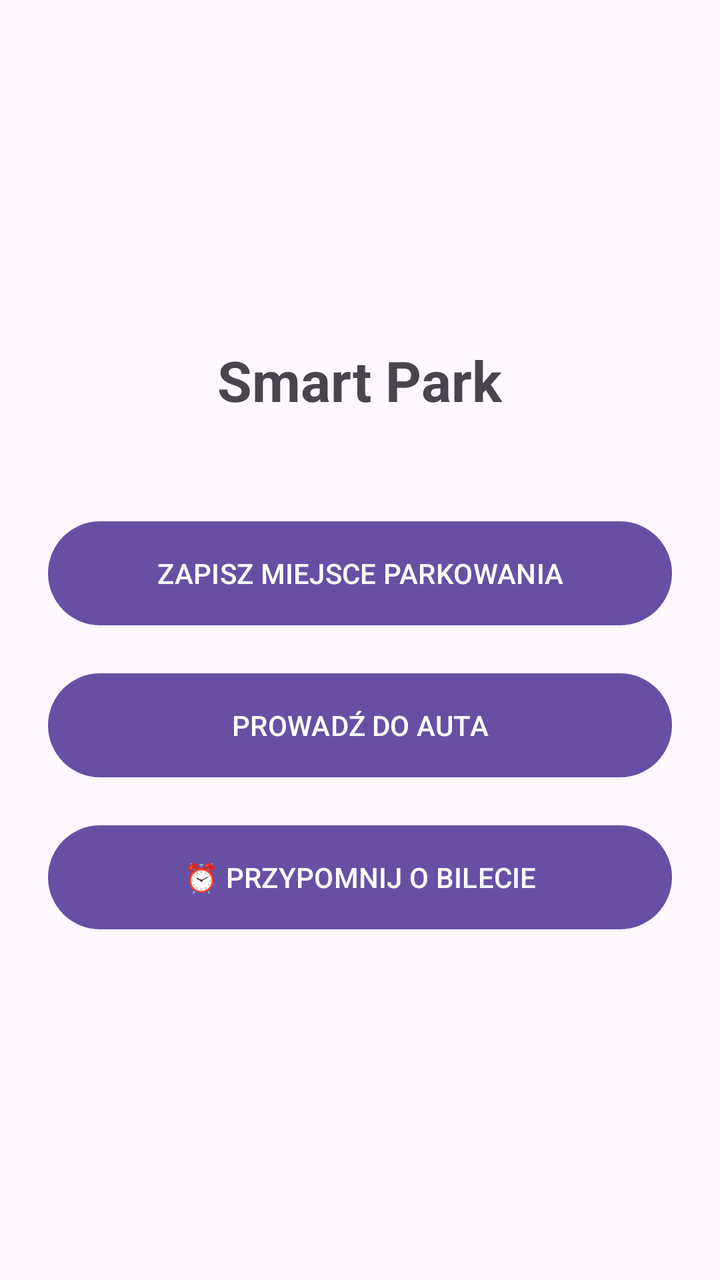
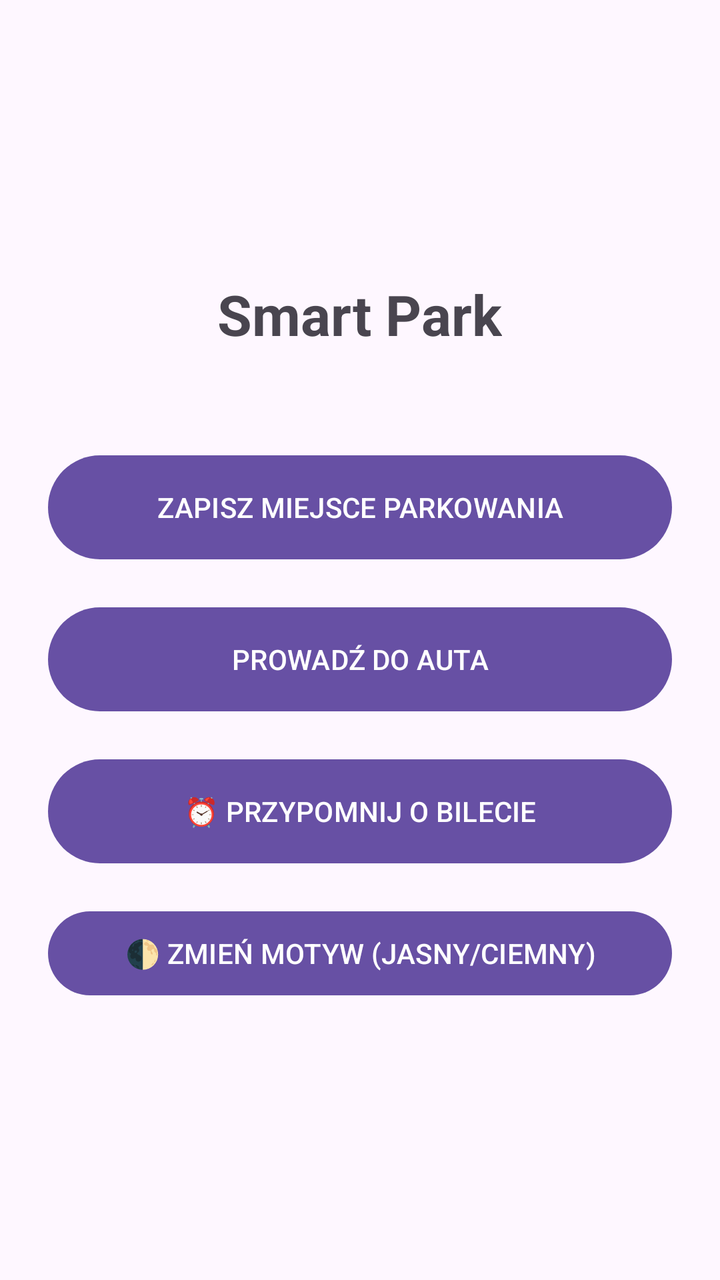

The first picture is an Android layout as it rendered before a commit; the second is the same layout after the commit. The layout source and the unified diff follow.
<!-- AndroidManifest.xml: application theme Theme.Park -->
<!-- res/layout/activity_main.xml -->
<?xml version="1.0" encoding="utf-8"?>
<FrameLayout xmlns:android="http://schemas.android.com/apk/res/android"
    android:layout_width="match_parent"
    android:layout_height="match_parent">

    
    <LinearLayout
        android:id="@+id/layoutMenu"
        android:layout_width="match_parent"
        android:layout_height="match_parent"
        android:orientation="vertical"
        android:gravity="center"
        android:padding="24dp">

        <TextView
            android:layout_width="wrap_content"
            android:layout_height="wrap_content"
            android:text="Smart Park"
            android:textSize="28sp"
            android:textStyle="bold"
            android:layout_marginBottom="48dp"/>

        <Button
            android:id="@+id/btnMenuSave"
            android:layout_width="match_parent"
            android:layout_height="60dp"
            android:text="ZAPISZ MIEJSCE PARKOWANIA"
            android:layout_marginBottom="16dp"/>

        <Button
            android:id="@+id/btnMenuNavigate"
            android:layout_width="match_parent"
            android:layout_height="60dp"
            android:text="PROWADŹ DO AUTA"/>

        <Button
            android:id="@+id/btnSetTicket"
            android:layout_width="match_parent"
            android:layout_height="60dp"
            android:text="⏰ PRZYPOMNIJ O BILECIE"
            android:layout_marginTop="16dp"/>
    </LinearLayout>

    
    <LinearLayout
        android:id="@+id/layoutSave"
        android:layout_width="match_parent"
        android:layout_height="match_parent"
        android:orientation="vertical"
        android:gravity="center"
        android:padding="24dp"
        android:visibility="gone">

        <TextView
            android:id="@+id/tvStatusSave"
            android:layout_width="wrap_content"
            android:layout_height="wrap_content"
            android:text="Czekam na sygnał GPS..."
            android:textSize="18sp"
            android:textAlignment="center"
            android:layout_marginBottom="24dp"/>

        <ImageView
            android:id="@+id/ivParkedCar"
            android:layout_width="250dp"
            android:layout_height="250dp"
            android:layout_marginBottom="16dp"
            android:scaleType="centerCrop"
            android:visibility="gone"/>

        <Button
            android:id="@+id/btnTakePhoto"
            android:layout_width="match_parent"
            android:layout_height="50dp"
            android:text="📷 ZRÓB ZDJĘCIE OTOCZENIA"
            android:layout_marginBottom="16dp"
            android:visibility="gone"/>

        <Button
            android:id="@+id/btnBackFromSave"
            android:layout_width="match_parent"
            android:layout_height="50dp"
            android:text="POWRÓT DO MENU"/>
    </LinearLayout>

    
    <LinearLayout
        android:id="@+id/layoutNavigate"
        android:layout_width="match_parent"
        android:layout_height="match_parent"
        android:orientation="vertical"
        android:gravity="center"
        android:padding="24dp"
        android:visibility="gone">

        <TextView
            android:layout_width="wrap_content"
            android:layout_height="wrap_content"
            android:text="Kieruj się w stronę strzałki:"
            android:textSize="18sp"
            android:textAlignment="center"/>

        <TextView
            android:id="@+id/tvDistance"
            android:layout_width="wrap_content"
            android:layout_height="wrap_content"
            android:text="Odległość: 0 m"
            android:textSize="24sp"
            android:textStyle="bold"
            android:layout_marginTop="16dp"/>

        <TextView
            android:id="@+id/tvArrow"
            android:layout_width="wrap_content"
            android:layout_height="wrap_content"
            android:text="⬆"
            android:textSize="120sp"
            android:layout_marginTop="16dp"/>

        <ImageView
            android:id="@+id/ivNavParkedCar"
            android:layout_width="150dp"
            android:layout_height="150dp"
            android:layout_marginTop="16dp"
            android:scaleType="centerCrop"
            android:visibility="gone"/>

        
        <Button
            android:id="@+id/btnOpenGoogleMaps"
            android:layout_width="match_parent"
            android:layout_height="50dp"
            android:text="🗺️ OTWÓRZ W GOOGLE MAPS"
            android:layout_marginTop="24dp"/>

        <Button
            android:id="@+id/btnBackFromNavigate"
            android:layout_width="match_parent"
            android:layout_height="50dp"
            android:text="ZAKOŃCZ I WRÓĆ DO MENU"
            android:layout_marginTop="12dp"/>
    </LinearLayout>

    
    <FrameLayout
        android:id="@+id/layoutFullscreen"
        android:layout_width="match_parent"
        android:layout_height="match_parent"
        android:background="#FF000000"
        android:visibility="gone">

        <ImageView
            android:id="@+id/ivFullscreen"
            android:layout_width="match_parent"
            android:layout_height="match_parent"
            android:scaleType="fitCenter" />

        <Button
            android:id="@+id/btnCloseFullscreen"
            android:layout_width="wrap_content"
            android:layout_height="wrap_content"
            android:text="ZAMKNIJ"
            android:layout_gravity="top|end"
            android:layout_margin="16dp"/>
    </FrameLayout>

</FrameLayout>
<!-- resources referenced by this layout -->
<resources>
  <style name="Theme.Park" parent="Base.Theme.Park" />
  <style name="Base.Theme.Park" parent="Theme.Material3.DayNight.NoActionBar">
          
          
      </style>
</resources>

<!-- the commit's change to res/layout/activity_main.xml (unified diff, before → after) -->
@@ -39,6 +39,13 @@
             android:layout_height="60dp"
             android:text="⏰ PRZYPOMNIJ O BILECIE"
             android:layout_marginTop="16dp"/>
+
+        <Button
+            android:id="@+id/btnToggleTheme"
+            android:layout_width="match_parent"
+            android:layout_height="50dp"
+            android:text="🌓 ZMIEŃ MOTYW (JASNY/CIEMNY)"
+            android:layout_marginTop="16dp"/>
     </LinearLayout>
 
     
@@ -77,6 +84,14 @@
             android:visibility="gone"/>
 
         <Button
+            android:id="@+id/btnAddNote"
+            android:layout_width="match_parent"
+            android:layout_height="50dp"
+            android:text="📝 DODAJ NOTATKĘ (NP. PIĘTRO)"
+            android:layout_marginBottom="16dp"
+            android:visibility="gone"/>
+
+        <Button
             android:id="@+id/btnBackFromSave"
             android:layout_width="match_parent"
             android:layout_height="50dp"
@@ -108,6 +123,16 @@
             android:textSize="24sp"
             android:textStyle="bold"
             android:layout_marginTop="16dp"/>
+
+        <TextView
+            android:id="@+id/tvNavNote"
+            android:layout_width="wrap_content"
+            android:layout_height="wrap_content"
+            android:text="Notatka: "
+            android:textSize="20sp"
+            android:textStyle="italic"
+            android:layout_marginTop="8dp"
+            android:visibility="gone"/>
 
         <TextView
             android:id="@+id/tvArrow"
